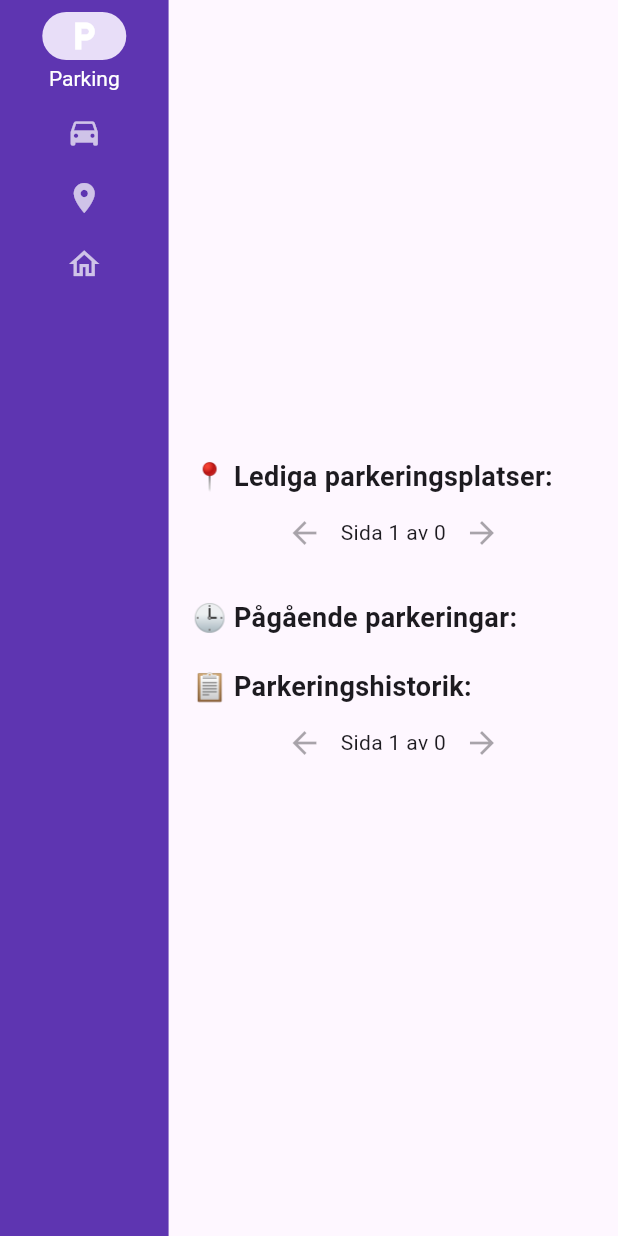
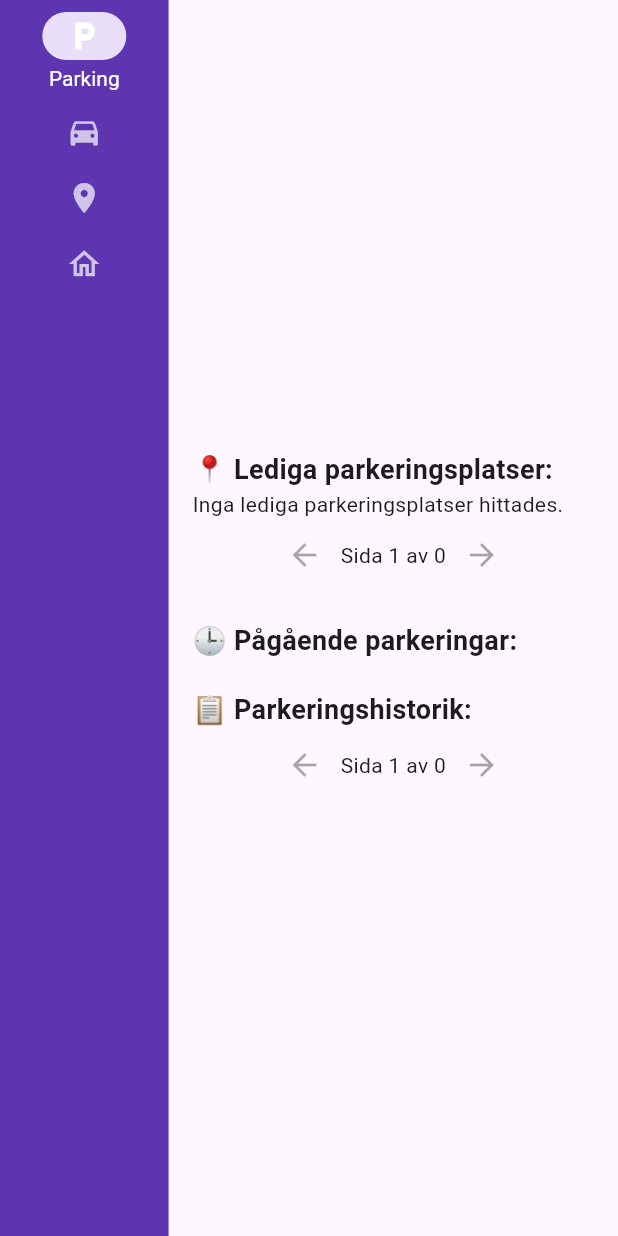
Before and after one commit to Jafar-Hussein/ParkingAppFrontend, a Flutter app: the ParkingPage screen opened directly with empty values, on a phone screen of 412 x 824 dp. Run offline on Flutter 3.47's test engine with Material 3 defaults, Android fonts, the phone set to English and light mode, and no system bars; our stand-ins replace cloud_firestore, firebase_auth, firebase_core, flutter_bloc, flutter_map, font_awesome_flutter and 1 more; accounts and stored records are empty.

Commit message:
Fixade starta parkering

```diff
--- /dev/null
+++ b/devtools_options.yaml
@@ -0,0 +1,3 @@
+description: This file stores settings for Dart & Flutter DevTools.
+documentation: https://docs.flutter.dev/tools/devtools/extensions#configure-extension-enablement-states
+extensions:
--- a/lib/bloc/parking/parking_bloc.dart
+++ b/lib/bloc/parking/parking_bloc.dart
@@ -44,7 +44,9 @@ class ParkingBloc extends Bloc<ParkingEvent, ParkingState> {
         event.spaceId,
         event.vehicle,
         event.ownerUid,
+        address: event.address,
       );
+
       add(LoadParkingDataEvent(event.ownerUid));
     } catch (e) {
       emit(state.copyWith(errorMessage: e.toString()));
--- a/lib/bloc/parking/parking_event.dart
+++ b/lib/bloc/parking/parking_event.dart
@@ -9,8 +9,9 @@ class StartParkingEvent extends ParkingEvent {
   final String spaceId;
   final Map<String, dynamic> vehicle;
   final String ownerUid;
+  final String address; // <--- Lägg till
 
-  StartParkingEvent(this.spaceId, this.vehicle, this.ownerUid);
+  StartParkingEvent(this.spaceId, this.vehicle, this.ownerUid, this.address);
 }
 
 class StopParkingEvent extends ParkingEvent {
--- a/lib/pages/ParkingPage.dart
+++ b/lib/pages/ParkingPage.dart
@@ -72,18 +72,26 @@ class _ParkingPageState extends State<ParkingPage> {
 
                   final currentParkingPageData =
                       state.availableSpaces
+                          .where((space) => space != null)
                           .skip(_currentParkingPage * _rowsPerPage)
                           .take(_rowsPerPage)
                           .toList();
 
                   final currentHistoryPageData =
                       state.parkingHistory
+                          .where((entry) => entry != null)
                           .skip(_currentHistoryPage * _rowsPerPage)
                           .take(_rowsPerPage)
                           .toList();
 
                   return SingleChildScrollView(
-                    padding: const EdgeInsets.all(16),
+                    padding: const EdgeInsets.only(
+                      top: 30,
+                      right: 16,
+                      bottom: 20,
+                      left: 16,
+                    ),
+
                     child: Column(
                       crossAxisAlignment: CrossAxisAlignment.start,
                       children: [
@@ -94,13 +102,17 @@ class _ParkingPageState extends State<ParkingPage> {
                             fontWeight: FontWeight.bold,
                           ),
                         ),
-                        ...currentParkingPageData.map(
-                          (space) => Card(
+                        if (currentParkingPageData.isEmpty)
+                          const Text("Inga lediga parkeringsplatser hittades."),
+                        ...currentParkingPageData.map((space) {
+                          final address = space['address'] ?? 'Okänd adress';
+                          final price = space['pricePerHour'] ?? 'N/A';
+                          final spaceId = space['id'] ?? '';
+
+                          return Card(
                             child: ListTile(
-                              title: Text(space['address'] ?? 'Okänd adress'),
-                              subtitle: Text(
-                                "Pris per timme: ${space['pricePerHour']} kr",
-                              ),
+                              title: Text(address),
+                              subtitle: Text("Pris per timme: $price kr"),
                               trailing: PopupMenuButton<Map<String, dynamic>>(
                                 icon: const Icon(Icons.directions_car),
                                 itemBuilder:
@@ -112,24 +124,26 @@ class _ParkingPageState extends State<ParkingPage> {
                                               >(
                                                 value: v,
                                                 child: Text(
-                                                  v['registreringsnummer'],
+                                                  v['registreringsnummer'] ??
+                                                      'Okänt',
                                                 ),
                                               ),
                                             )
                                             .toList(),
-                                onSelected: (Map<String, dynamic> selected) {
+                                onSelected: (selected) {
                                   context.read<ParkingBloc>().add(
                                     StartParkingEvent(
-                                      space['id'].toString(),
+                                      spaceId.toString(),
                                       selected,
                                       widget.ownerUid,
+                                      address,
                                     ),
                                   );
                                 },
                               ),
                             ),
-                          ),
-                        ),
+                          );
+                        }),
                         Row(
                           mainAxisAlignment: MainAxisAlignment.center,
                           children: [
@@ -166,10 +180,10 @@ class _ParkingPageState extends State<ParkingPage> {
                               (entry) => Card(
                                 child: ListTile(
                                   title: Text(
-                                    "${entry['vehicle']['registreringsnummer']} - ${entry['parkingSpace']['address']}",
+                                    "${entry['vehicle']?['registreringsnummer'] ?? 'Okänd'} - ${entry['parkingSpace']?['address'] ?? 'Okänd'}",
                                   ),
                                   subtitle: Text(
-                                    "Start: ${entry['startTime']}",
+                                    "Start: ${entry['startTime'] ?? 'Okänt'}",
                                   ),
                                   trailing: ElevatedButton(
                                     onPressed: () {
@@ -178,7 +192,7 @@ class _ParkingPageState extends State<ParkingPage> {
                                           entry['id'],
                                           entry,
                                           widget.ownerUid,
-                                          entry['vehicle']['id'], // <- lägg till rätt ID här
+                                          entry['vehicle']?['id'] ?? '',
                                         ),
                                       );
                                     },
@@ -202,10 +216,10 @@ class _ParkingPageState extends State<ParkingPage> {
                           (history) => Card(
                             child: ListTile(
                               title: Text(
-                                "Fordon: ${history['vehicle']['registreringsnummer']}",
+                                "Fordon: ${history['vehicle']?['registreringsnummer'] ?? 'Okänd'}",
                               ),
                               subtitle: Text(
-                                "Start: ${history['startTime']}\nSlut: ${history['endTime'] ?? 'Pågående'}",
+                                "Start: ${history['startTime'] ?? 'Okänt'}\nSlut: ${history['endTime'] ?? 'Pågående'}",
                               ),
                             ),
                           ),
--- a/lib/repository/ParkingSpaceRepository.dart
+++ b/lib/repository/ParkingSpaceRepository.dart
@@ -1,8 +1,5 @@
-import 'package:http/http.dart' as http;
-import 'dart:convert';
 import 'package:cloud_firestore/cloud_firestore.dart';
 
-import 'package:cloud_firestore/cloud_firestore.dart';
 
 class Parkingspacerepository {
   final FirebaseFirestore _firestore = FirebaseFirestore.instance;
@@ -18,8 +15,7 @@ class Parkingspacerepository {
                     ...doc.data(),
                     'firebaseId':
                         doc.id, // Valfritt: inkludera dokumentets Firestore-ID
-                  }
-                  as Map<String, dynamic>,
+                  },
         )
         .toList();
   }
--- a/lib/repository/vehicleRepository.dart
+++ b/lib/repository/vehicleRepository.dart
@@ -1,5 +1,3 @@
-import 'package:http/http.dart' as http;
-import 'dart:convert';
 import '../model/VehicleModel.dart';
 import 'package:cloud_firestore/cloud_firestore.dart';
 
```
Also changed, not shown: lib/repository/parkingRepository.dart (+13 -5 lines), 6 other files.
